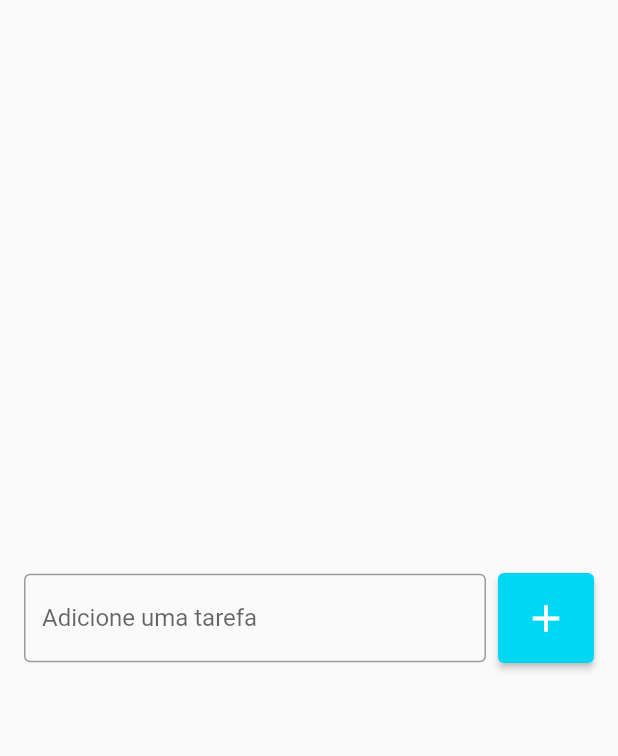
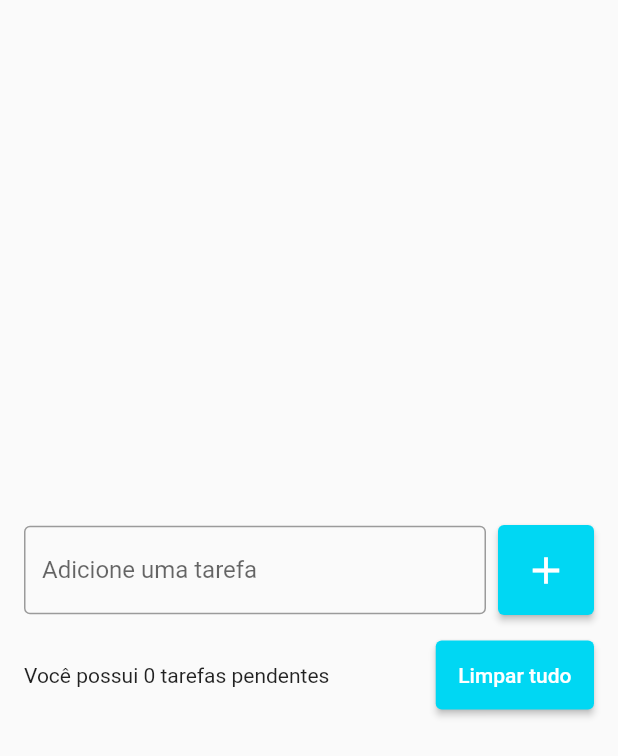
Before and after one commit to GlHenrique/TodoFlutter, a Flutter app: the screen it shows after launch, on a phone screen of 412 x 824 dp. Shown: the top 756 px of the screen. Run offline on Flutter 3.47's test engine with Material 2 defaults, Android fonts, the phone set to English and light mode, and no system bars.

Commit message:
feat: add clear all button

```diff
--- a/lib/pages/todo_list.dart
+++ b/lib/pages/todo_list.dart
@@ -9,7 +9,10 @@
       body: Center(
         child: Padding(
           padding: const EdgeInsets.symmetric(horizontal: 16),
-          child: Row(
+          child: Column(
+            mainAxisSize: MainAxisSize.min,
+            children: [
+              Row(
                 children: [
                   const Expanded(
                     child: TextField(
@@ -17,7 +20,8 @@
                         border: OutlineInputBorder(),
                         labelText: 'Adicione uma tarefa',
                       ),
-              )),
+                    ),
+                  ),
                   const SizedBox(width: 8),
                   ElevatedButton(
                     onPressed: () {},
@@ -28,7 +32,28 @@
                     style: ElevatedButton.styleFrom(
                       primary: const Color(0xff00d7f3),
                       padding: const EdgeInsets.all(15),
-                  )),
+                    ),
+                  ),
+                ],
+              ),
+              const SizedBox(
+                height: 16,
+              ),
+              Row(
+                children: [
+                  const Expanded(
+                    child: Text('Você possui 0 tarefas pendentes'),
+                  ),
+                  ElevatedButton(
+                    onPressed: () {},
+                    child: const Text('Limpar tudo'),
+                    style: ElevatedButton.styleFrom(
+                      primary: const Color(0xff00d7f3),
+                      padding: const EdgeInsets.all(15),
+                    ),
+                  )
+                ],
+              )
             ],
           ),
         ),
```
Lines whose indentation alone changed are shown as unchanged.
